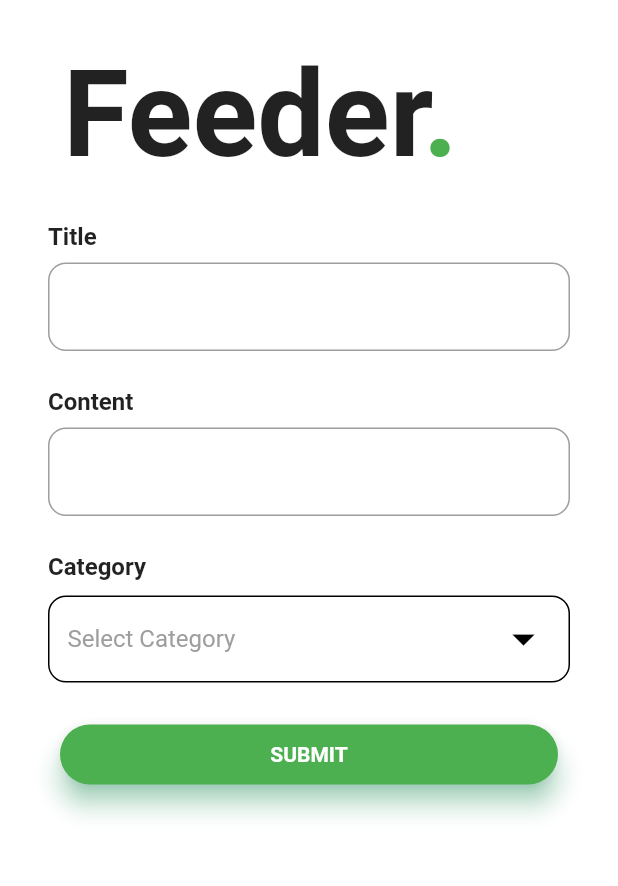
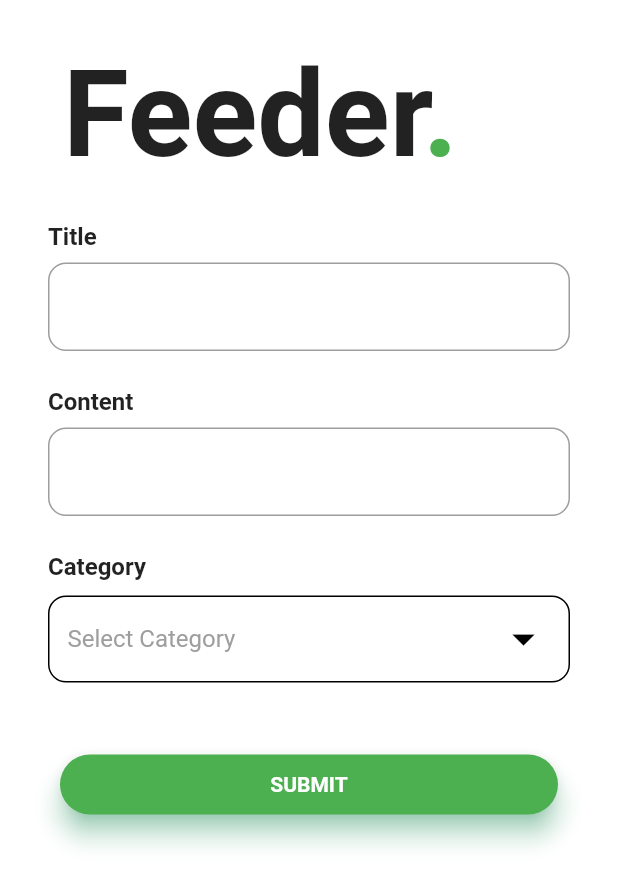
Before and after one commit to betaoverflow/donna, a Flutter app: the FormPage screen opened directly, on a phone screen of 412 x 824 dp. Shown: the top 886 px of the screen. Run offline on Flutter 3.47's test engine with Material 2 defaults, Android fonts, the phone set to English and light mode, and no system bars; our stand-ins replace animated_theme_switcher, bubble_bottom_bar, cloud_firestore, firebase_auth, firebase_core, flutter_tts; accounts and stored records are empty; network calls fail; Roboto replaces fonts that are missing (Montserrat).

```diff
--- a/lib/screens/editProfilePage.dart
+++ b/lib/screens/editProfilePage.dart
@@ -64,6 +64,6 @@ class _EditProfilePageState extends State<EditProfilePage> {
 }
 
 Widget buildUserButton() => ButtonWidget(
-      text: 'Save',
+      text: 'SAVE',
       onClicked: () {},
     );
--- a/lib/screens/formPage.dart
+++ b/lib/screens/formPage.dart
@@ -66,7 +66,7 @@ class _FormPageState extends State<FormPage> {
             ),
             const SizedBox(height: 10),
             DropDown(),
-            const SizedBox(height: 20),
+            const SizedBox(height: 40),
             TextButton(
               onPressed: () async {
                 await firestore.updateCommands(
--- a/lib/screens/profilePage.dart
+++ b/lib/screens/profilePage.dart
@@ -57,7 +57,7 @@ class _ProfilePageState extends State<ProfilePage> {
       );
 
   Widget buildUserButton() => ButtonWidget(
-        text: 'Edit',
+        text: 'EDIT',
         onClicked: () {
           Navigator.of(context).push(
             MaterialPageRoute(builder: (context) => EditProfilePage()),
--- a/lib/widgets/profile.dart
+++ b/lib/widgets/profile.dart
@@ -51,7 +51,7 @@ class ProfileWidget extends StatelessWidget {
         color: Colors.white,
         all: 3,
         child: buildCircle(
-          color: color,
+          color: Colors.green,
           all: 8,
           child: Icon(
             isEdit ? Icons.add_a_photo : Icons.account_circle,
```
Also changed, not shown: lib/widgets/button.dart (+6 -4 lines).
